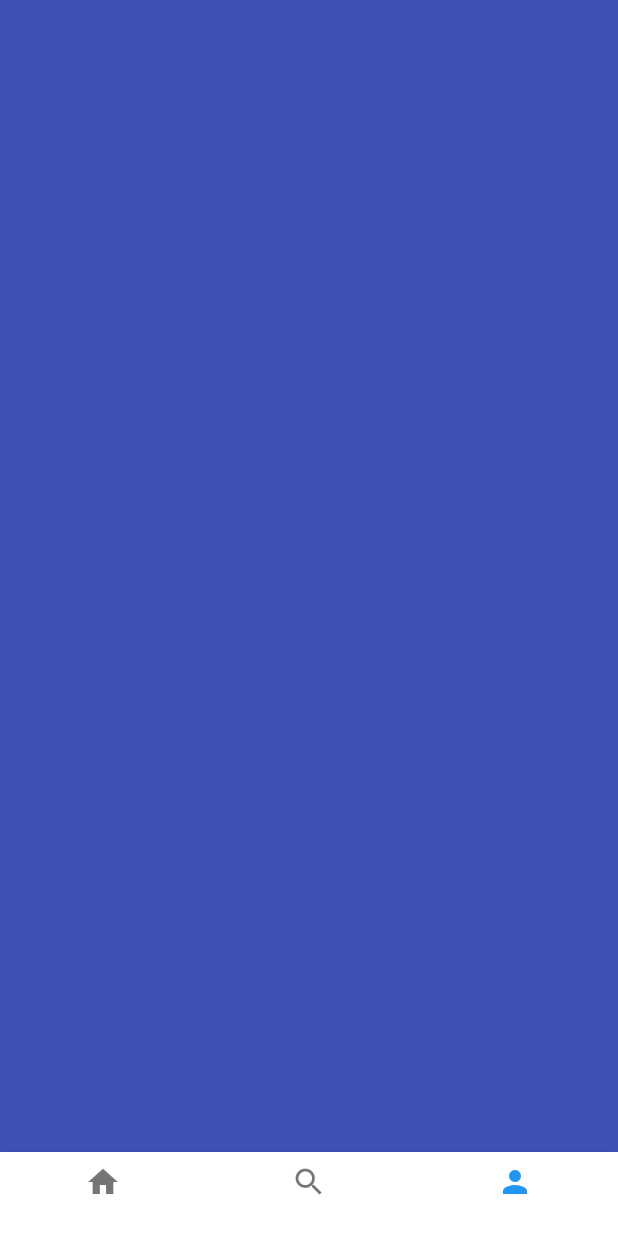
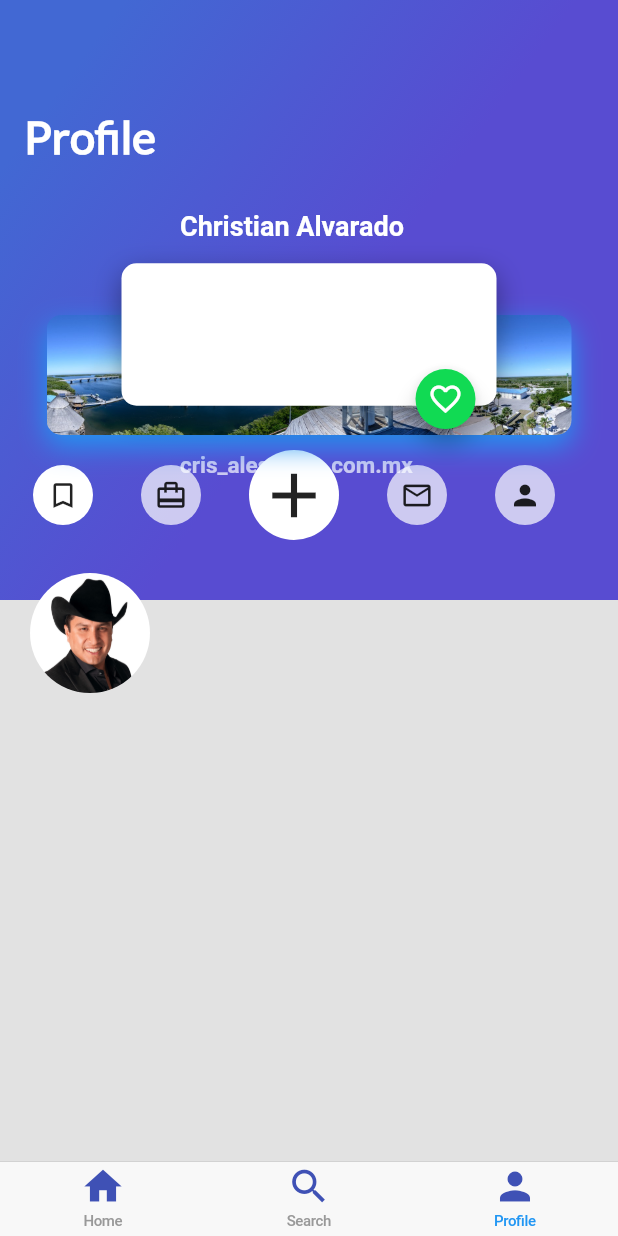
Before and after one commit to christianmagdiel/FlutterPlatzi, a Flutter app: the screen it shows after launch, item 3 of the bottom bar chosen, on a phone screen of 412 x 824 dp. Run offline on Flutter 3.47's test engine with Material 2 defaults, Android fonts, the phone set to English and light mode, and no system bars.

Commit message:
Creacion de la pantalla Profile v1

```diff
--- /dev/null
+++ b/widgets/lib/card_profile.dart
@@ -0,0 +1,110 @@
+import 'package:flutter/material.dart';
+
+import 'floating_action_button_green.dart';
+
+class CardProfile extends StatelessWidget{
+
+  @override
+  Widget build(BuildContext context) {
+    // TODO: implement build
+
+
+    final card = Center(
+      child: Container(
+        height: 210.0,
+        width: 350.0,
+        margin: EdgeInsets.only(
+            top: 210.0,
+        ),
+        decoration: BoxDecoration(
+            image: DecorationImage(
+                fit: BoxFit.cover,
+                image: AssetImage("assets/img/playa.jpg")
+            ),
+            borderRadius: BorderRadius.all(Radius.circular(10.0)),
+            shape: BoxShape.rectangle,
+            boxShadow: <BoxShadow>[
+              BoxShadow(
+                  color: Colors.blue,
+                  blurRadius: 15.0,
+                  offset: Offset(0.0,7.0)
+              )
+            ]
+        ),
+      ),
+    );
+
+    final description = Container(
+      margin: EdgeInsets.only(
+          top: 20.0,
+          left: 20.0,
+          right: 20.0
+      ),
+      child: new Text(
+        "asdas",
+        style: const TextStyle(
+            fontSize: 16.0,
+            fontWeight: FontWeight.bold,
+            color: Color(0xFF56575a)
+        ),
+      ),
+    );
+
+    final textDescription = InkWell(
+      child: Container(
+          margin: EdgeInsets.only(
+              top: 0.0,
+              left: 20.0,
+              right: 20.0
+          ),
+          height: 95.0,
+          width: 250.0,
+          decoration: BoxDecoration(
+              borderRadius: BorderRadius.circular(10.0),
+              gradient: LinearGradient(
+                  colors: [
+                    Colors.white,
+                    Colors.white
+                  ],
+                  begin: FractionalOffset(0.2, 0.0),
+                  end: FractionalOffset(1.0, 0.6),
+                  stops: [0.0, 0.6],
+                  tileMode: TileMode.clamp
+              ),
+              boxShadow: <BoxShadow> [
+                BoxShadow (
+                    color: Colors.black38,
+                    blurRadius: 15.0,
+                    offset: Offset(0.0, 7.0)
+                )
+              ]
+          ),
+      )
+    );
+
+    final Cuadro = Container(
+      height: 290.0,
+      child: Stack(
+        alignment: Alignment(0.0, -1.0),
+        children: <Widget>[
+          card,
+          Container(
+            alignment: Alignment(0.0, 0.8),
+            child: textDescription,
+          ),
+          Container(
+            alignment: Alignment(0.5, 1.0),
+            child: FloatingActionButtonGreen(),
+          ),
+        ],
+      ),
+    );
+
+    return Stack(
+      children: <Widget>[
+        Cuadro,
+      ],
+    );
+  }
+
+}
--- a/widgets/lib/floating_action_button_green.dart
+++ b/widgets/lib/floating_action_button_green.dart
@@ -9,7 +9,7 @@ class FloatingActionButtonGreen extends StatefulWidget{
 }
 
 class _FloatingActionButtonGreen extends State<FloatingActionButtonGreen>{
-  bool isFavorite = true;
+  bool isFavorite = false;
   IconData buttonIcon = Icons.favorite_border;
   String mensaje;
   void onPressedFav(){
--- /dev/null
+++ b/widgets/lib/header_profile.dart
@@ -0,0 +1,151 @@
+import 'package:flutter/material.dart';
+
+import 'card_profile.dart';
+
+class HeaderProfile extends StatelessWidget{
+
+  String title = "";
+  String pathImage = "assets/img/julion.png";
+  HeaderProfile(this.title);
+
+  @override
+  Widget build(BuildContext context) {
+
+    final headerBackground = Container(
+      height: 400.0,
+      decoration: BoxDecoration(
+          gradient: LinearGradient(
+              colors: [
+                Color(0xFF4268D3),
+                Color(0xFF584CD1)
+              ],
+              begin: FractionalOffset(0.2,0.0),
+              end: FractionalOffset(1.0,0.6),
+              stops: [0.0,0.6],
+              tileMode: TileMode.clamp
+          )
+      ),
+
+      child: Text(
+        title,
+        style: TextStyle(
+            color: Colors.white,
+            fontSize: 30.0,
+            fontFamily: "Lato",
+            fontWeight: FontWeight.bold
+        ),
+      ),
+      alignment: Alignment(-0.9,-0.6),
+    );
+
+    final photo = Container(
+      margin: EdgeInsets.only(
+          top: 20.0,
+          left: 20.0
+      ),
+      width: 80.0,
+      height: 80.0,
+
+      decoration: BoxDecoration(
+          shape: BoxShape.circle,
+          image: DecorationImage(
+              fit: BoxFit.cover,
+              image: AssetImage(pathImage),
+
+          )
+      ),
+    );
+
+    final nameUser = Container(
+      margin: EdgeInsets.only(
+          top: 140.0,
+          left: 20.0,
+          right: 20.0
+      ),
+      child: Text(
+        "Christian Alvarado",
+        style: const TextStyle(
+            fontSize: 18,
+            fontWeight: FontWeight.bold,
+            color: Colors.white
+        ),
+      ),
+    );
+
+    final emailUser = Container(
+      margin: EdgeInsets.only(
+          top: 140.0,
+          left: 20.0,
+          right: 20.0
+      ),
+      child: Text(
+        "cris_ales@live.com.mx",
+        style: const TextStyle(
+            fontSize: 15,
+            fontWeight: FontWeight.bold,
+            color: Colors.white70
+        ),
+      ),
+    );
+
+    final descriptionUser = Column(
+      crossAxisAlignment: CrossAxisAlignment.start,
+      children: <Widget>[
+        nameUser,
+        emailUser
+      ],
+    );
+
+    final UserPerfil = Row(
+      children: <Widget>[
+        photo,
+        descriptionUser,
+      ],
+    );
+
+    final iconsUser = Row(
+      children: <Widget>[
+        iconShow(Icons.turned_in_not, Colors.white, 40,22),
+        iconShow(Icons.card_travel,Colors.white70,40,22),
+        iconShow(Icons.add,Colors.white, 60, 50),
+        iconShow(Icons.mail_outline,Colors.white70, 40,22),
+        iconShow(Icons.person, Colors.white70, 40,22),
+      ]
+    );
+
+    // TODO: implement build
+    return Stack(
+        children: <Widget>[
+          headerBackground,
+          UserPerfil,
+          iconsUser,
+          CardProfile()
+        ],
+    );
+  }
+
+  iconShow(IconData icondata,Color color ,double sizeCircle, double sizeIcon){
+    return Container(
+
+      margin: EdgeInsets.only(
+        top: 300,
+        right: 10,
+        left: 22
+      ),
+      height: sizeCircle,
+      width: sizeCircle,
+      decoration: BoxDecoration(
+          borderRadius: BorderRadius.circular(30.0),
+          color: color
+      ),
+      child: Center(
+          child:
+          Icon(
+            icondata,
+            size: sizeIcon,
+          )
+      ),
+    );
+  }
+
+}
--- a/widgets/lib/main.dart
+++ b/widgets/lib/main.dart
@@ -1,6 +1,7 @@
 import 'package:flutter/material.dart';
 import 'package:flutter/services.dart';
 import 'package:widgets/platzi_trips.dart';
+import 'package:widgets/platzi_trips_cupertino.dart';
 
 void main() {
   SystemChrome.setSystemUIOverlayStyle(SystemUiOverlayStyle(
@@ -28,7 +29,7 @@ class MyApp extends StatelessWidget {
         // is not restarted.
         primarySwatch: Colors.blue,
       ),
-      home: PlatziTrips(),
+      home: PlatziTripsCupertino(),
     );
   }
 }
--- /dev/null
+++ b/widgets/lib/platzi_trips_cupertino.dart
@@ -0,0 +1,53 @@
+import 'package:flutter/material.dart';
+import 'package:flutter/cupertino.dart';
+import 'package:widgets/home_trips.dart';
+import 'package:widgets/profile_trips.dart';
+import 'package:widgets/search_trip.dart';
+
+class PlatziTripsCupertino extends StatelessWidget {
+  @override
+  Widget build(BuildContext context) {
+    // TODO: implement build
+    return Scaffold(
+      bottomNavigationBar: CupertinoTabScaffold(
+        tabBar: CupertinoTabBar(
+            items: [
+              BottomNavigationBarItem(
+                  icon: Icon(Icons.home, color: Colors.indigo),
+                  title: Text("Home")
+              ),
+              BottomNavigationBarItem(
+                  icon: Icon(Icons.search, color: Colors.indigo),
+                  title: Text("Search")
+              ),
+              BottomNavigationBarItem(
+                  icon: Icon(Icons.person, color: Colors.indigo),
+                  title: Text("Profile")
+              ),
+            ]
+        ),
+        // ignore: missing_return
+        tabBuilder: (BuildContext context, int index) {
+          switch (index) {
+            case 0:
+              return CupertinoTabView(
+                builder: (BuildContext context) => HomeTrips(),
+              );
+              break;
+            case 1:
+              return CupertinoTabView(
+                builder: (BuildContext context) => SearchTrip(),
+              );
+              break;
+            case 2:
+              return CupertinoTabView(
+                builder: (BuildContext context) => ProfileTrips(),
+              );
+              break;
+          }
+        },
+      ),
+    );
+  }
+
+}
--- a/widgets/lib/profile_trips.dart
+++ b/widgets/lib/profile_trips.dart
@@ -1,12 +1,16 @@
 import 'package:flutter/material.dart';
+
+import 'header_profile.dart';
 
 class ProfileTrips extends StatelessWidget {
 
   @override
   Widget build(BuildContext context) {
     // TODO: implement build
-    return Container(
-      color: Colors.indigo,
+    return Stack(
+      children: <Widget>[
+        HeaderProfile("Profile")
+      ],
     );
   }
 
```
